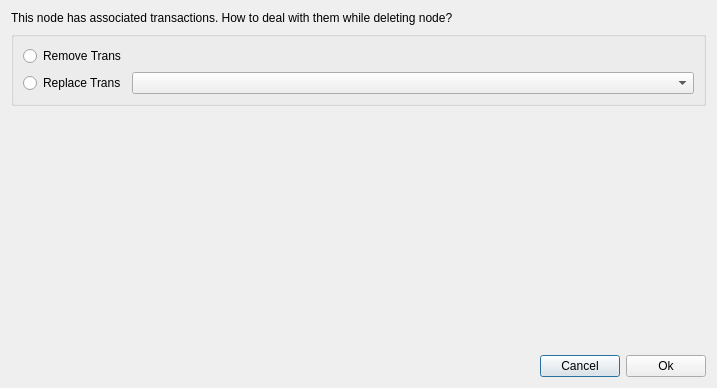
Above: dialog/removenode.ui from YtxCash/Ytx before the change. Below: the same form after it.
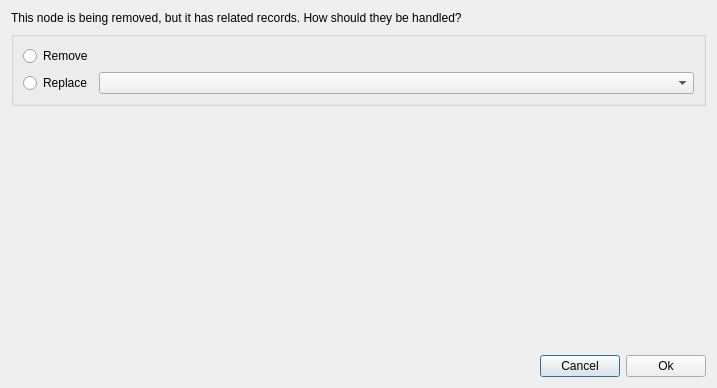
That is the form after the change.

```diff
--- a/dialog/removenode.ui
+++ b/dialog/removenode.ui
@@ -23,7 +23,7 @@
    <item row="0" column="0" colspan="3">
     <widget class="QLabel" name="label">
      <property name="text">
-      <string>This node has associated transactions. How to deal with them while deleting node?</string>
+      <string>This node is being removed, but it has related records. How should they be handled?</string>
      </property>
     </widget>
    </item>
@@ -82,7 +82,7 @@
          </sizepolicy>
         </property>
         <property name="text">
-         <string>Remove Trans</string>
+         <string>Remove</string>
         </property>
        </widget>
       </item>
@@ -95,7 +95,7 @@
          </sizepolicy>
         </property>
         <property name="text">
-         <string>Replace Trans</string>
+         <string>Replace</string>
         </property>
        </widget>
       </item>
```
Left out of the diff: 8 changed lines with no effect on the pictures.
